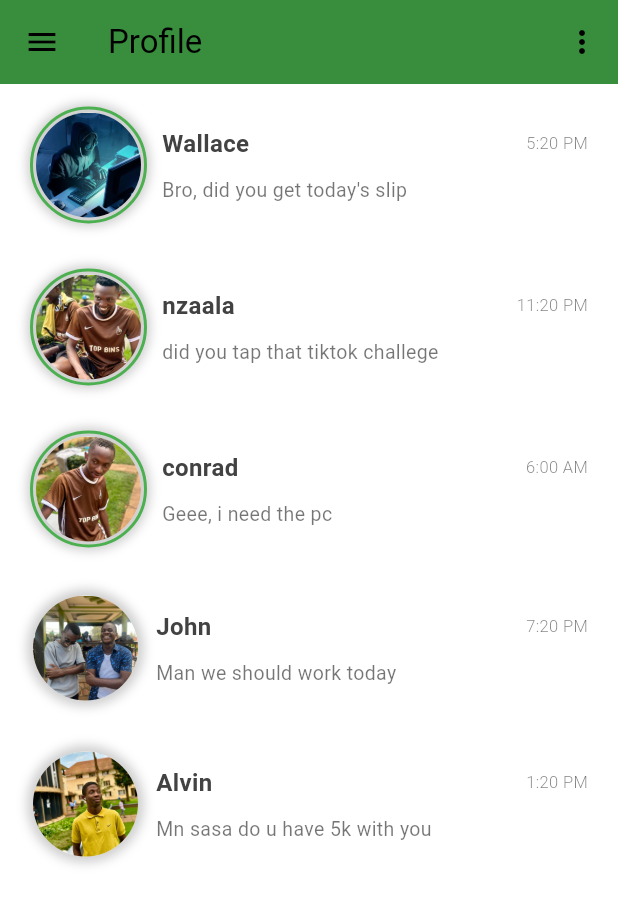
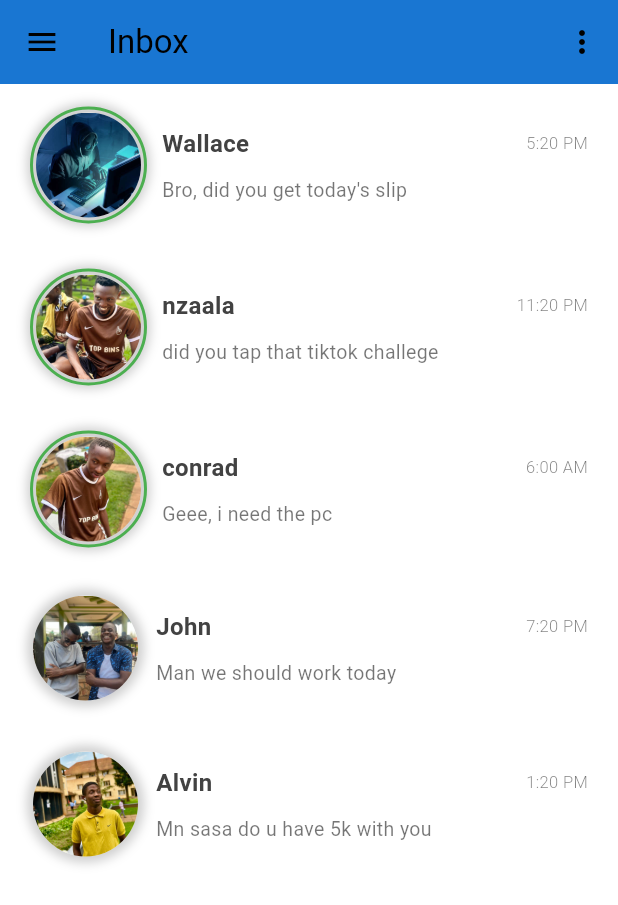
Before and after one commit to kasasa22/WePut, a Flutter app: the Inbox screen opened by its route, on a phone screen of 412 x 824 dp. Shown: the top 905 px of the screen. Run offline on Flutter 3.47's test engine with Material 3 defaults, Android fonts, the phone set to English and light mode, and no system bars; our stand-ins replace cloud_firestore, firebase_auth, firebase_core, fl_chart, settings_ui; accounts and stored records are empty.

Commit message:
Jan 8, 2024, 1:21 PM

```diff
--- a/lib/pages/inbox.dart
+++ b/lib/pages/inbox.dart
@@ -11,8 +11,8 @@ class Inbox extends StatelessWidget {
   Widget build(BuildContext context) {
     return Scaffold(
       appBar: AppBar(
-        backgroundColor: Colors.green[700],
-        title: const Text("Profile"),
+        backgroundColor: Colors.blue[700],
+        title: const Text("Inbox"),
         actions: [
           PopupMenuButton(
             onSelected: (String value) {},
```
